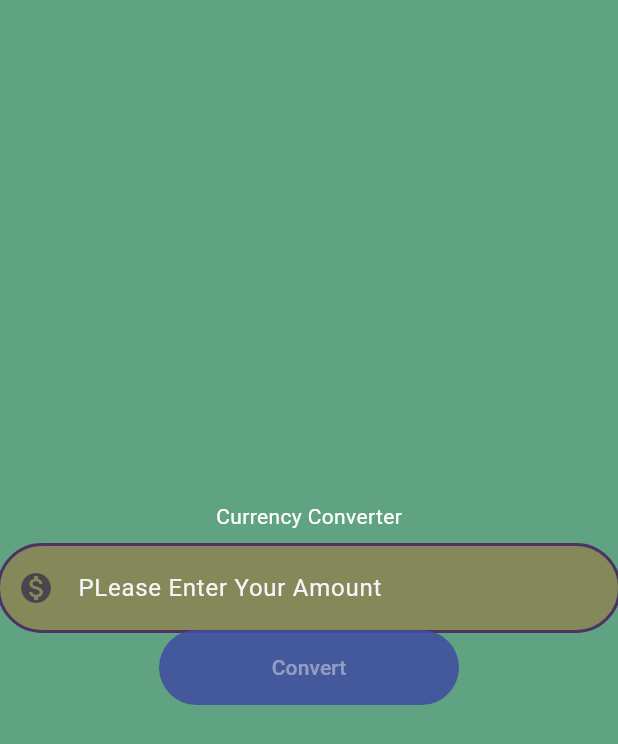
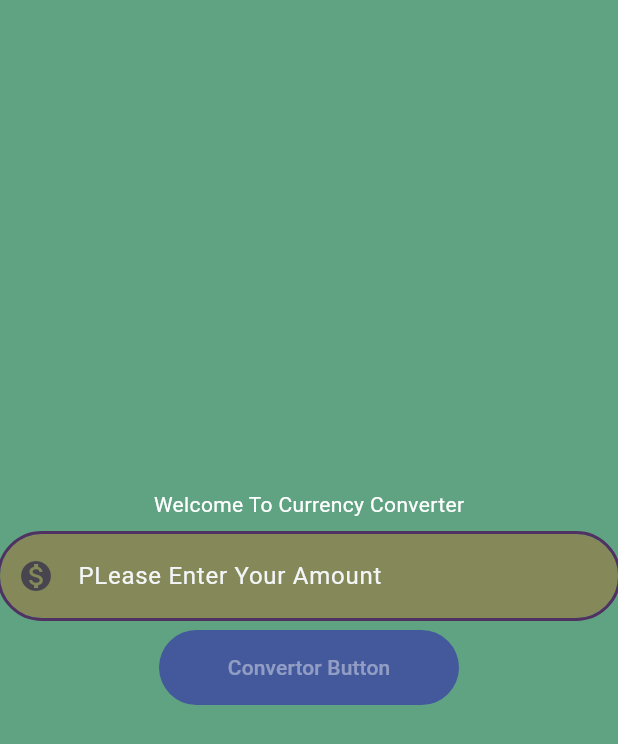
Before and after one commit to Haziq1112/Mobile-Applecation-, a Flutter app: the screen it shows after launch, on a phone screen of 412 x 824 dp. Shown: the top 744 px of the screen. Run offline on Flutter 3.47's test engine with Material 3 defaults, Android fonts, the phone set to English and light mode, and no system bars.

Commit message:
update in Assignment

```diff
--- a/lab7/lab7/lib/text.dart
+++ b/lab7/lab7/lib/text.dart
@@ -9,7 +9,7 @@ class CurrencyText extends StatelessWidget {
     return const Padding(
       padding:  EdgeInsets.all(10.0),
       child:  Text(
-         'Currency Converter',
+         'Welcome To Currency Converter',
               style: TextStyle(color: Colors.white),
       ),
     );
--- a/lab7/lab7/lib/textbutton.dart
+++ b/lab7/lab7/lib/textbutton.dart
@@ -4,7 +4,9 @@ class CurrencyTextButton extends StatelessWidget {
   const CurrencyTextButton({super.key});
   @override
   Widget build(BuildContext context) {
-    return TextButton(
+    return Padding(
+      padding: const EdgeInsets.all(8.0),
+      child: TextButton(
         onPressed: () {
           debugPrint("Pressed");
         },
@@ -20,8 +22,9 @@ class CurrencyTextButton extends StatelessWidget {
           ),
         ),
         child: const Text(
-        'Convert',
+          'Convertor Button',
           style: TextStyle(color: Color.fromARGB(122, 228, 231, 238)),
+        ),
       ),
     );
   }
```
Lines whose indentation alone changed are shown as unchanged.
